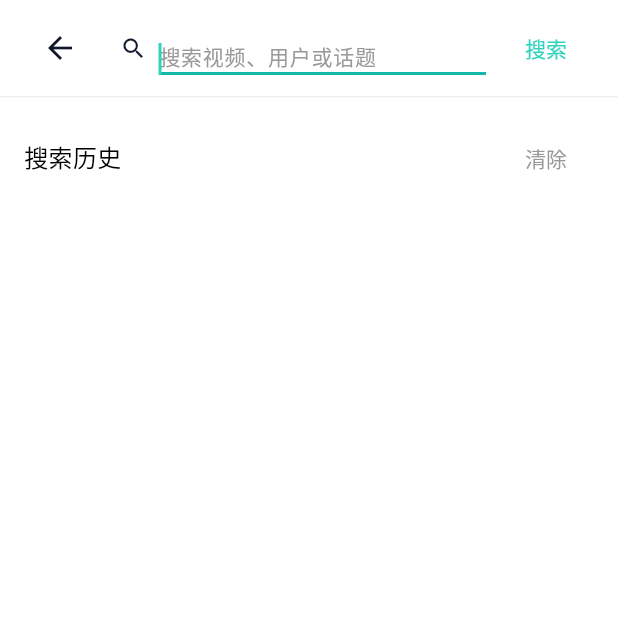
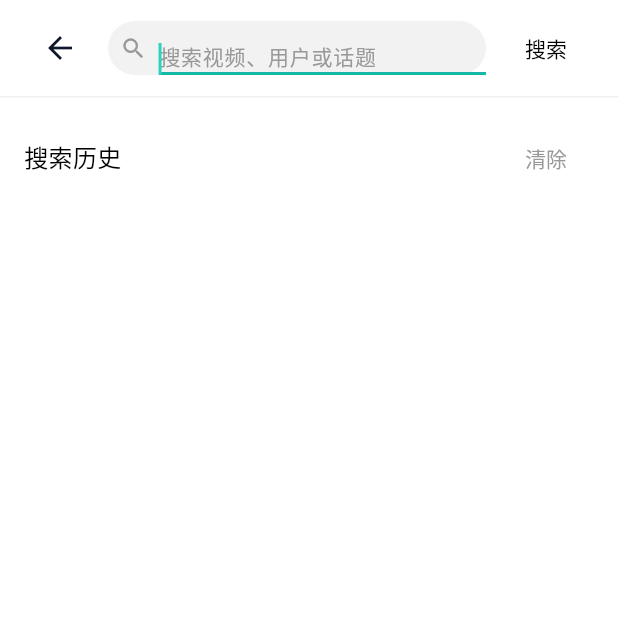
Before and after one commit to gomrchen/ZiTok, a Flutter app: the SearchPage screen opened by its route, on a phone screen of 412 x 824 dp, the top half of it. Run offline on Flutter 3.47's test engine with Material 3 defaults, Android fonts, the phone set to English and light mode, and no system bars; our stand-ins replace cached_network_image, chewie, dio, file_picker, flutter_markdown, go_router and 6 more; missing offline and left inert: crop_your_image; accounts and stored records are empty; Roboto replaces fonts that are missing (Microsoft YaHei).

Commit message:
可能是合并冲突？

```diff
--- a/frontend/lib/views/search/search_page.dart
+++ b/frontend/lib/views/search/search_page.dart
@@ -11,7 +11,7 @@ class SearchPage extends StatefulWidget {
 
 class _SearchPageState extends State<SearchPage> {
   final TextEditingController _searchController = TextEditingController();
-  late final FocusNode _searchFocusNode = FocusNode();
+  FocusNode _searchFocusNode = FocusNode();
 
   @override
   void initState() {
@@ -43,9 +43,8 @@ class _SearchPageState extends State<SearchPage> {
 
   @override
   Widget build(BuildContext context) {
-    final cs = Theme.of(context).colorScheme;
     return Scaffold(
-      backgroundColor: cs.surface,
+      backgroundColor: Colors.white,
       body: SafeArea(
         child: Column(
           children: [
@@ -72,19 +71,19 @@ class _SearchPageState extends State<SearchPage> {
                     child: Container(
                       height: 36,
                       decoration: BoxDecoration(
-                        color: cs.surfaceContainer,
+                        color: const Color(0xFFF2F2F2),
                         borderRadius: BorderRadius.circular(18),
                       ),
                       child: Row(
                         children: [
-                          Padding(
-                            padding: const EdgeInsets.symmetric(
+                          const Padding(
+                            padding: EdgeInsets.symmetric(
                               horizontal: Spacing.sm,
                             ),
                             child: Icon(
                               Icons.search,
                               size: 18,
-                              color: cs.onSurfaceVariant,
+                              color: Color(0xFF999999),
                             ),
                           ),
                           Expanded(
@@ -113,10 +112,10 @@ class _SearchPageState extends State<SearchPage> {
                     padding: const EdgeInsets.only(left: Spacing.sm),
                     child: TextButton(
                       onPressed: _handleSearch,
-                      child: Text(
+                      child: const Text(
                         '搜索',
                         style: TextStyle(
-                          color: cs.primary,
+                          color: Colors.black,
                           fontSize: 14,
                           fontWeight: FontWeight.normal,
                         ),
```
Also changed, not shown: frontend/lib/views/settings/account_switcher_page.dart (+22 -17 lines), 1 other file.
